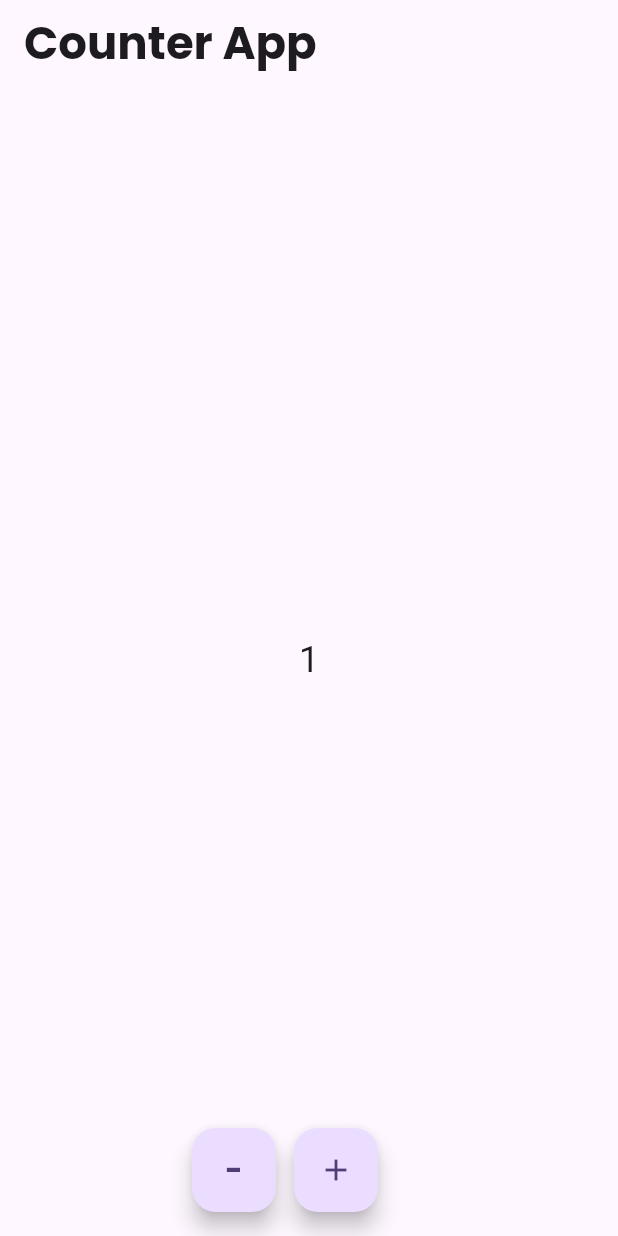
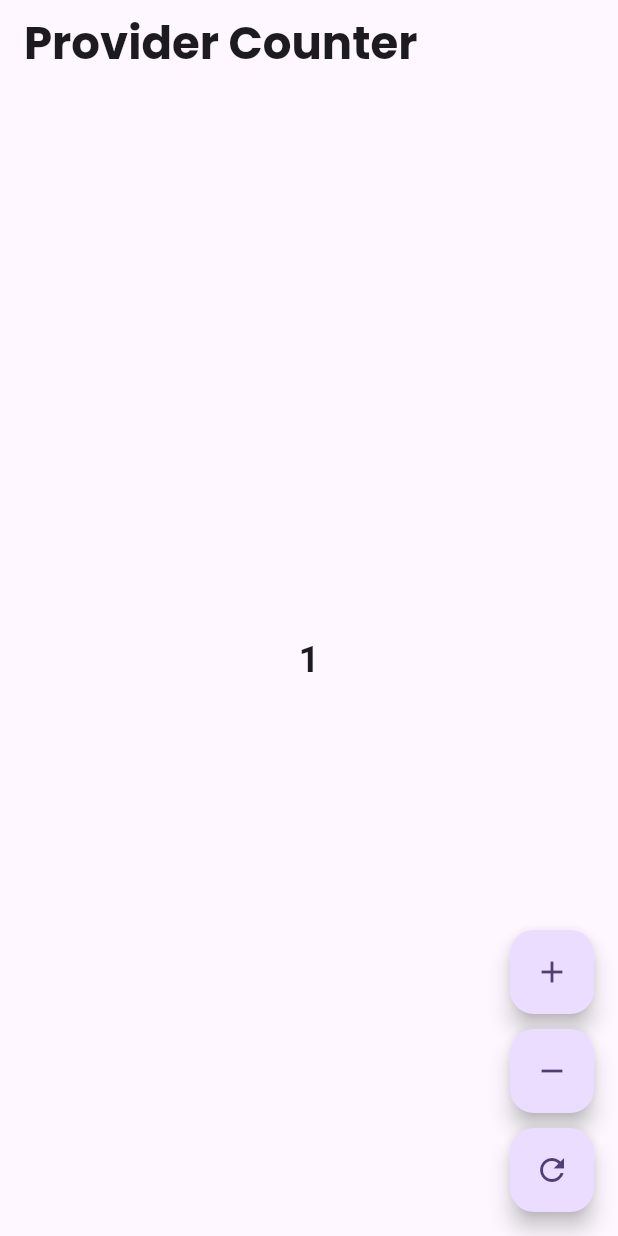
Before and after one commit to haile-12-21-23/zero_to_hero_mobile_dev, a Flutter app: the screen it shows after launch, after a tap on the "add" icon, on a phone screen of 412 x 824 dp. Run offline on Flutter 3.47's test engine with Material 3 defaults, Android fonts, the phone set to English and light mode, and no system bars; our stand-ins replace google_fonts; network calls fail.

Commit message:
Day 27:State management=> Provider and riverpod.

```diff
--- a/lib/main.dart
+++ b/lib/main.dart
@@ -1,4 +1,5 @@
 import 'package:flutter/material.dart';
+import 'package:provider/provider.dart';
 // import 'package:zero_to_hero_mobile_dev/flutter_phase/day_11_flutter_setup.dart';
 // import 'package:zero_to_hero_mobile_dev/flutter_phase/day_12_widgets_basics.dart';
 // import 'package:zero_to_hero_mobile_dev/flutter_phase/day_13_layout_widgets.dart';
@@ -13,10 +14,17 @@ import 'package:flutter/material.dart';
 // import 'package:zero_to_hero_mobile_dev/flutter_phase/day_22_flutter_packages/flutter_packages_screen.dart';
 // import 'package:zero_to_hero_mobile_dev/flutter_phase/day_23_animation_basics/animation_screen.dart';
 // import 'package:zero_to_hero_mobile_dev/flutter_phase/day_24_responsive_design/responsive_screen.dart';
-import 'package:zero_to_hero_mobile_dev/state_management_phase/day_26_state_management_intro/counter_app.dart';
+// import 'package:zero_to_hero_mobile_dev/state_management_phase/day_26_state_management_intro/counter_app.dart';
+import 'package:zero_to_hero_mobile_dev/state_management_phase/day_27_provider_and_riverpod/providers/counter_provider.dart';
+import 'package:zero_to_hero_mobile_dev/state_management_phase/day_27_provider_and_riverpod/views/counter_screen.dart';
 
 void main() {
-  runApp(const MyApp());
+  runApp(
+    ChangeNotifierProvider(
+      create: (_) => CounterProvider(),
+      child: const MyApp(),
+    ),
+  );
 }
 
 class MyApp extends StatelessWidget {
@@ -31,7 +39,7 @@ class MyApp extends StatelessWidget {
 
         colorScheme: .fromSeed(seedColor: Colors.deepPurple),
       ),
-      home: CounterApp(),
+      home: CounterScreen(),
     );
   }
 }
--- /dev/null
+++ b/lib/state_management_phase/day_27_provider_and_riverpod/providers/counter_provider.dart
@@ -0,0 +1,22 @@
+import 'package:flutter/material.dart';
+
+class CounterProvider extends ChangeNotifier {
+  int _counter = 0;
+
+  int get counter => _counter;
+
+  void increment() {
+    _counter++;
+    notifyListeners();
+  }
+
+  void decrement() {
+    _counter--;
+    notifyListeners();
+  }
+
+  void reset() {
+    _counter = 0;
+    notifyListeners();
+  }
+}
--- /dev/null
+++ b/lib/state_management_phase/day_27_provider_and_riverpod/views/counter_screen.dart
@@ -0,0 +1,57 @@
+import 'package:flutter/material.dart';
+import 'package:google_fonts/google_fonts.dart';
+import 'package:provider/provider.dart';
+import 'package:zero_to_hero_mobile_dev/state_management_phase/day_27_provider_and_riverpod/providers/counter_provider.dart';
+
+class CounterScreen extends StatelessWidget {
+  const CounterScreen({super.key});
+
+  @override
+  Widget build(BuildContext context) {
+    final counterProvider = Provider.of<CounterProvider>(context);
+
+    return Scaffold(
+      appBar: AppBar(
+        title: Text(
+          "Provider Counter",
+          style: GoogleFonts.poppins(fontSize: 30, fontWeight: FontWeight.bold),
+        ),
+      ),
+      body: Center(
+        child: Text(
+          '${counterProvider.counter}',
+          style: GoogleFonts.abyssinicaSil(
+            fontSize: 24,
+            fontWeight: FontWeight.bold,
+          ),
+        ),
+      ),
+      floatingActionButton: Column(
+        mainAxisAlignment: MainAxisAlignment.end,
+        children: [
+          FloatingActionButton(
+            onPressed: () {
+              counterProvider.increment();
+            },
+            child: Icon(Icons.add),
+          ),
+          const SizedBox(height: 10),
+          FloatingActionButton(
+            onPressed: () {
+              counterProvider.decrement();
+            },
+            child: Icon(Icons.remove),
+          ),
+          const SizedBox(height: 10),
+
+          FloatingActionButton(
+            onPressed: () {
+              counterProvider.reset();
+            },
+            child: Icon(Icons.refresh),
+          ),
+        ],
+      ),
+    );
+  }
+}
--- a/pubspec.yaml
+++ b/pubspec.yaml
@@ -35,6 +35,7 @@ dependencies:
   # Use with the CupertinoIcons class for iOS style icons.
   cupertino_icons: ^1.0.8
   google_fonts: ^8.1.0
+  provider: ^6.1.5+1
 
 dev_dependencies:
   flutter_test:
```
Also changed, not shown: pubspec.lock, 1 other file.
